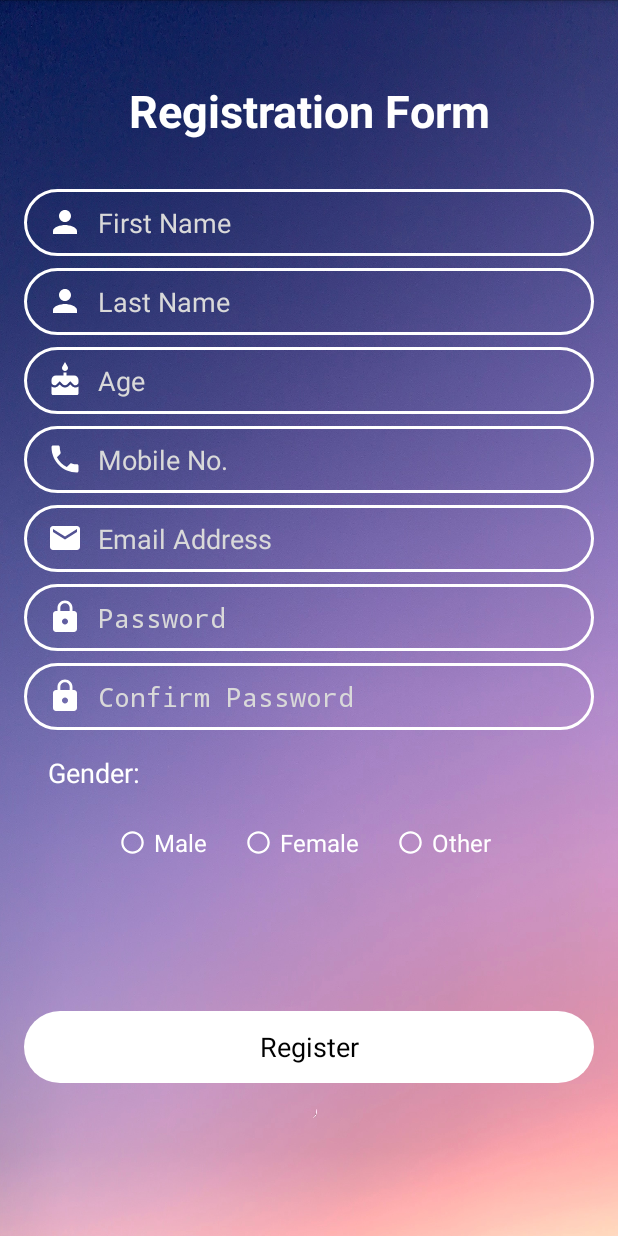
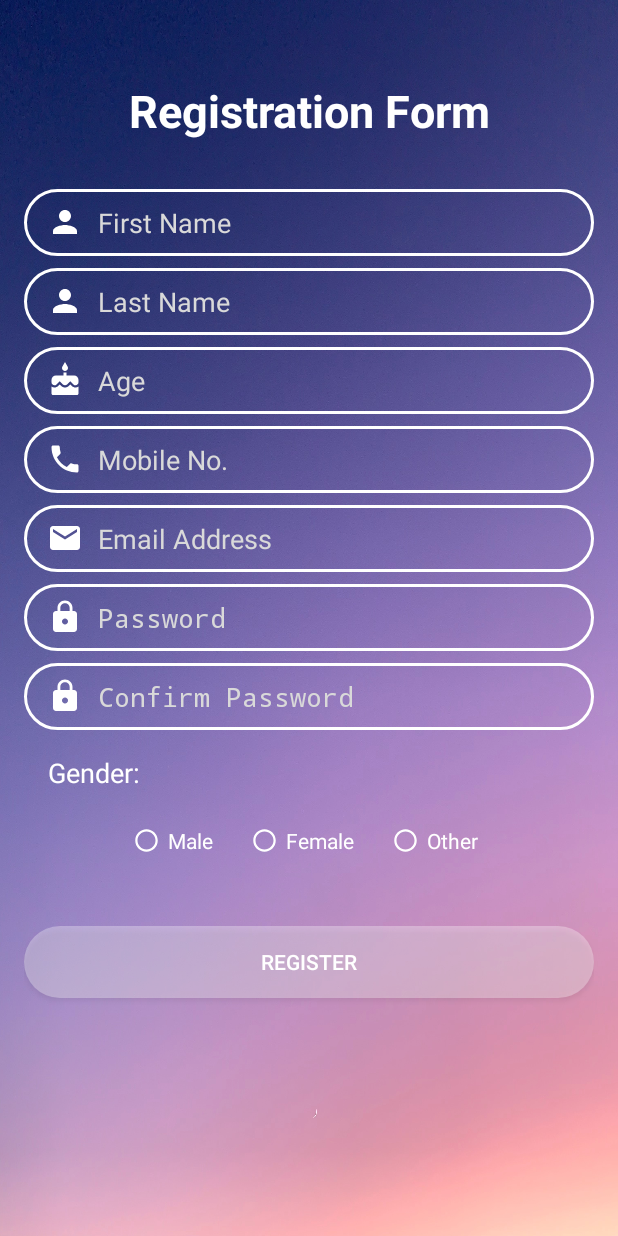
Before and after one commit to RegishGeorge/registration_form, an Android app: the screen it shows after launch (MainActivity), after a tap on "DON'T HAVE AN ACCOUNT? REGISTER HERE", on a phone screen of 412 x 824 dp. Run offline under Robolectric (Android 15) with nearby library versions, the phone set to English and light mode, and no system bars; 1 other tap on this screen came first.

Commit message:
updated login and register

```diff
--- a/app/src/main/java/com/example/registrationform/LoginActivity.java
+++ b/app/src/main/java/com/example/registrationform/LoginActivity.java
@@ -4,19 +4,27 @@ import androidx.appcompat.app.AppCompatActivity;
 
 import android.content.Intent;
 import android.os.Bundle;
+import android.util.Patterns;
 import android.view.View;
+import android.view.WindowManager;
 import android.widget.Button;
+import android.widget.EditText;
 
 public class LoginActivity extends AppCompatActivity {
 
-    Button registerButton;
-
+    Button registerButton, loginButton;
+    EditText editemail,editpassword;
     @Override
     protected void onCreate(Bundle savedInstanceState) {
         super.onCreate(savedInstanceState);
+        setStatusBarTranslucent(true);
         setContentView(R.layout.activity_login);
 
+        loginButton = findViewById(R.id.buttonLogin);
         registerButton = findViewById(R.id.buttonRegister);
+        editemail = findViewById(R.id.editTextEmail);
+        editpassword = findViewById(R.id.editTextPassword);
+
         registerButton.setOnClickListener(new View.OnClickListener() {
             @Override
             public void onClick(View v) {
@@ -24,5 +32,30 @@ public class LoginActivity extends AppCompatActivity {
                 startActivity(intent);
             }
         });
+
+        loginButton.setOnClickListener(new View.OnClickListener() {
+            @Override
+            public void onClick(View v) {
+                String email,password;
+                email = editemail.getText().toString().trim();
+                password = editpassword.getText().toString().trim();
+                if(email.isEmpty() || (!Patterns.EMAIL_ADDRESS.matcher(email).matches()))
+                    editemail.setError("Invalid email");
+                if(password.isEmpty())
+                    editpassword.setError("Invalid password");
+                else {
+                    Intent intent = new Intent(LoginActivity.this, HomeScreenActivity.class);
+                    startActivity(intent);
+                }
+            }
+        });
+    }
+
+    protected void setStatusBarTranslucent(boolean makeTranslucent) {
+        if (makeTranslucent) {
+            getWindow().addFlags(WindowManager.LayoutParams.FLAG_TRANSLUCENT_STATUS);
+        } else {
+            getWindow().clearFlags(WindowManager.LayoutParams.FLAG_TRANSLUCENT_STATUS);
+        }
     }
 }
--- a/app/src/main/java/com/example/registrationform/MainActivity.java
+++ b/app/src/main/java/com/example/registrationform/MainActivity.java
@@ -18,7 +18,7 @@ import androidx.appcompat.app.AppCompatActivity;
 public class MainActivity extends Activity {
 
     //Declare all the views used in the XML file
-    EditText editTextFname, editTextLname, editTextAge, editTextEmail, editTextMobile;
+    EditText editTextFname, editTextLname, editTextAge, editTextEmail, editTextMobile,editTextPassword,editTextConfirmPassword;
     RadioGroup radioGroup;
     Button buttonRegister;
 
@@ -34,6 +34,8 @@ public class MainActivity extends Activity {
         editTextAge = findViewById(R.id.editTextAge);
         editTextEmail = findViewById(R.id.editTextEmail);
         editTextMobile = findViewById(R.id.editTextMobile);
+        editTextPassword = findViewById(R.id.editTextPassword);
+        editTextConfirmPassword = findViewById(R.id.editTextConfirmPassword);
         radioGroup = findViewById(R.id.radioGroup);
         buttonRegister = findViewById(R.id.buttonRegister);
 
@@ -45,12 +47,14 @@ public class MainActivity extends Activity {
             @Override
             public void onClick(View v) {
                 //Read all the values entered by the user into string variables
-                String firstName, lastName, age, email, mobile, gender="";
+                String firstName, lastName, age, email, mobile, gender="",password,confirmpassword;
                 firstName = editTextFname.getText().toString().trim();
                 lastName = editTextLname.getText().toString().trim();
                 age = editTextAge.getText().toString().trim();
                 email = editTextEmail.getText().toString().trim();
                 mobile = editTextMobile.getText().toString().trim();
+                password = editTextPassword.getText().toString().trim();
+                confirmpassword = editTextConfirmPassword.getText().toString().trim();
                 switch(radioGroup.getCheckedRadioButtonId()) {
                     case R.id.radioButtonMale:      gender = "Male";
                                                     break;
@@ -74,7 +78,15 @@ public class MainActivity extends Activity {
                     editTextAge.setError("Invalid age");
                 } else if(mobile.isEmpty() || Long.parseLong(mobile)<1000000000) {
                     editTextMobile.setError("Invalid mobile number");
-                } else if(gender.isEmpty()) {
+                }
+                else if(password.length()<6) {
+                    editTextPassword.setError("Invalid password");
+                    if(!password.equals(confirmpassword));
+                        {
+                        Toast.makeText(MainActivity.this, "Passwords doesn't match", Toast.LENGTH_SHORT).show();
+                         }
+                    }
+                else if(gender.isEmpty()) {
                     Toast.makeText(MainActivity.this, "Please select your gender", Toast.LENGTH_SHORT).show();
                 } else {
                     //Set a title and message
@@ -88,6 +100,8 @@ public class MainActivity extends Activity {
                     editTextAge.getText().clear();
                     editTextEmail.getText().clear();
                     editTextMobile.getText().clear();
+                    editTextPassword.getText().clear();
+                    editTextConfirmPassword.getText().clear();
                     radioGroup.clearCheck();
                     getCurrentFocus().clearFocus();
                 }
--- a/app/src/main/res/drawable/btn_bg.xml
+++ b/app/src/main/res/drawable/btn_bg.xml
@@ -1,7 +1,7 @@
 <?xml version="1.0" encoding="utf-8"?>
 <shape xmlns:android="http://schemas.android.com/apk/res/android">
 
-    <solid android:color="@color/white"/>
+    <solid android:color="#50ffffff"/>
     <corners android:radius="70dp"/>
 
 </shape>
--- a/app/src/main/res/layout/activity_login.xml
+++ b/app/src/main/res/layout/activity_login.xml
@@ -64,12 +64,13 @@
         app:layout_constraintStart_toStartOf="parent"
         app:layout_constraintTop_toBottomOf="@+id/editTextEmail" />
 
-    <Button
+    <androidx.appcompat.widget.AppCompatButton
         android:id="@+id/buttonLogin"
         android:layout_width="0dp"
         android:layout_height="wrap_content"
         android:background="@drawable/btn_bg"
         android:text="Login"
+        android:textColor="#ffff"
         android:layout_marginTop="32dp"
         app:layout_constraintEnd_toEndOf="parent"
         app:layout_constraintStart_toStartOf="parent"
@@ -79,6 +80,7 @@
         android:id="@+id/buttonRegister"
         android:layout_width="wrap_content"
         android:layout_height="wrap_content"
+        android:background="#00ffffff"
         android:text="Don't have an account? Register here"
         app:layout_constraintBottom_toBottomOf="parent"
         app:layout_constraintEnd_toEndOf="parent"
--- a/app/src/main/res/layout/activity_main.xml
+++ b/app/src/main/res/layout/activity_main.xml
@@ -224,13 +224,18 @@
             android:textColor="@color/white" />
     </RadioGroup>
 
-    <Button
+
+    <androidx.appcompat.widget.AppCompatButton
         android:id="@+id/buttonRegister"
         android:layout_width="0dp"
         android:layout_height="wrap_content"
         android:background="@drawable/btn_bg"
+        android:layout_marginTop="32dp"
+        android:padding="8dp"
         android:text="Register"
-        app:layout_constraintBottom_toBottomOf="parent"
+        android:textAlignment="center"
+        android:textAllCaps="true"
+        android:textColor="#FFFFFF"
         app:layout_constraintEnd_toEndOf="parent"
         app:layout_constraintStart_toStartOf="parent"
         app:layout_constraintTop_toBottomOf="@+id/radioGroup" />
--- a/app/src/main/res/values/themes.xml
+++ b/app/src/main/res/values/themes.xml
@@ -13,6 +13,8 @@
         <item name="android:statusBarColor" tools:targetApi="l">?attr/colorPrimaryVariant</item>
         <!-- Customize your theme here. -->
         <item name="colorPrimary">@android:color/transparent</item>
+        <item name="android:windowActionBar">false</item>
+        <item name="android:windowNoTitle">true</item>
     </style>
 
     <style name="NoActionBar" parent="@android:style/Theme.Holo.Light">
```
Also changed, not shown: app/src/main/AndroidManifest.xml (+2 -5 lines), app/src/main/java/com/example/registrationform/HomeScreenActivity.java (added, +14 -0 lines), app/src/main/res/layout/activity_home_screen.xml (added, +26 -0 lines).
